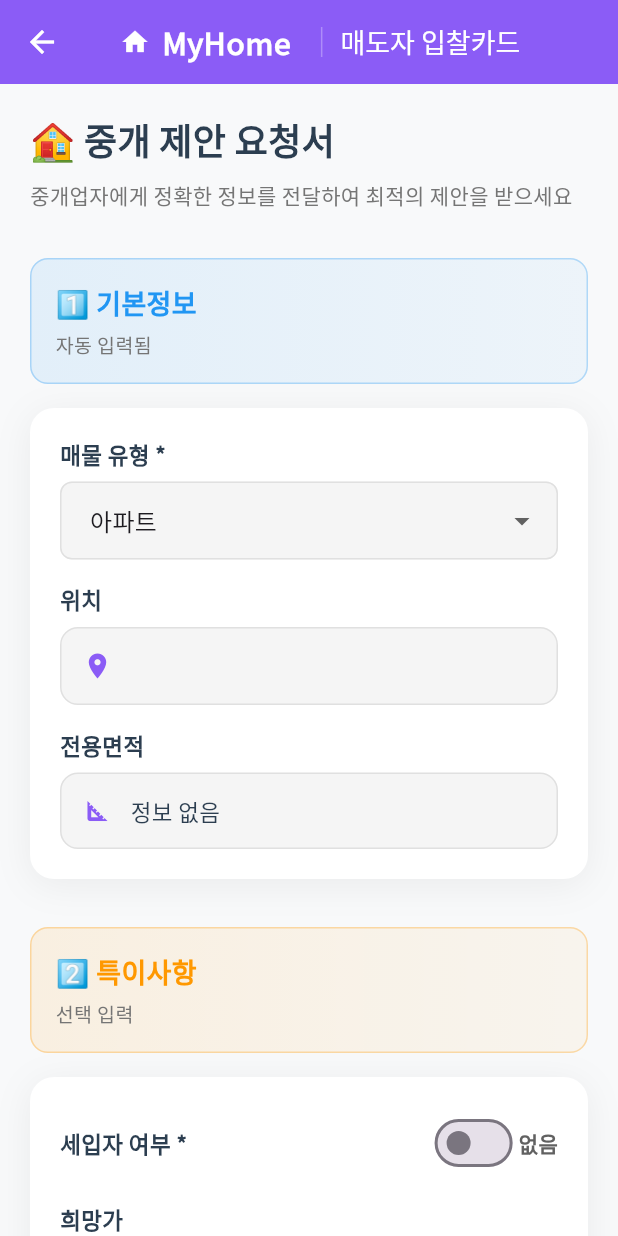
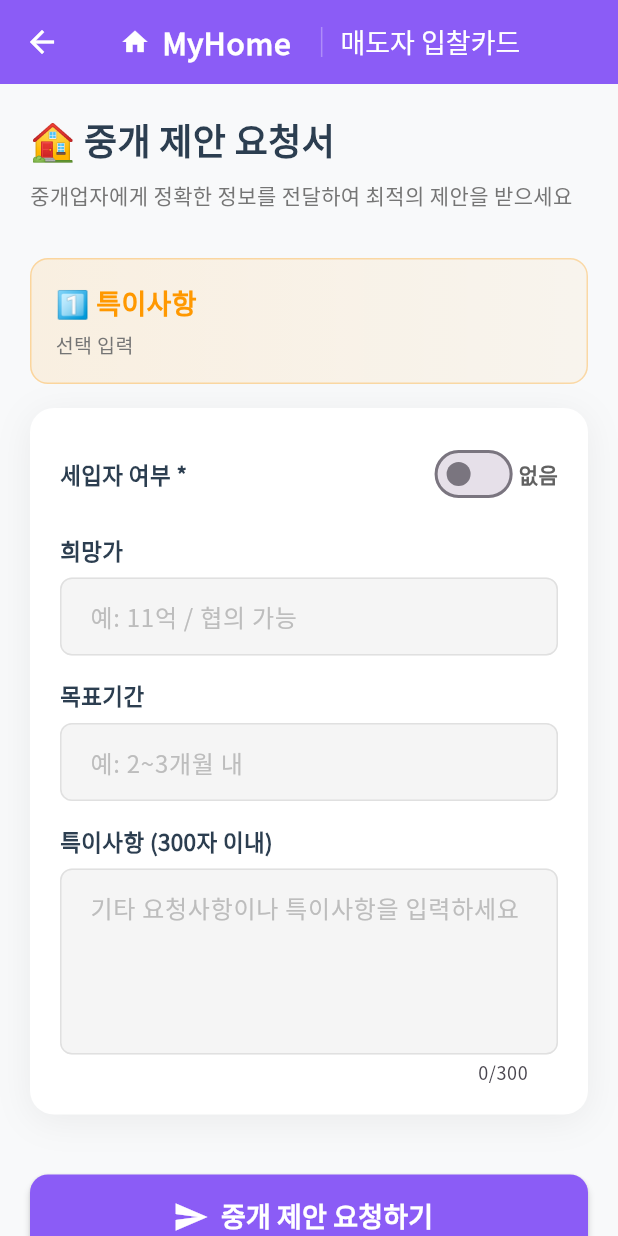
Before and after one commit to goldepond/TESTHOME, a Flutter app: the _QuoteRequestFormPage screen opened directly with empty values, on a phone screen of 412 x 824 dp. Run offline on Flutter 3.47's test engine with Material 3 defaults, Android fonts, the phone set to English and light mode, and no system bars; our stand-ins replace cloud_firestore, file_picker, firebase_auth, firebase_core, fl_chart, geocoding and 3 more; missing offline and left inert: encrypt, flutter_naver_map, pointycastle; accounts and stored records are empty.

```diff
--- a/lib/screens/broker_list_page.dart
+++ b/lib/screens/broker_list_page.dart
@@ -1715,38 +1715,8 @@ class _QuoteRequestFormPageState extends State<_QuoteRequestFormPage> {
 
             const SizedBox(height: 32),
 
-            // ========== 1️⃣ 기본정보 ==========
-            _buildSectionTitle('1️⃣ 기본정보', '자동 입력됨', Colors.blue),
-            const SizedBox(height: 16),
-            _buildCard([
-              _buildDropdown(
-                label: '매물 유형 *',
-                value: propertyType,
-                items: ['아파트', '오피스텔', '원룸', '빌라', '주택'],
-                onChanged: (value) {
-                  setState(() {
-                    propertyType = value!;
-                  });
-                },
-              ),
-              const SizedBox(height: 16),
-              _buildReadOnlyField(
-                label: '위치',
-                value: propertyAddress,
-                icon: Icons.location_on,
-              ),
-              const SizedBox(height: 16),
-              _buildReadOnlyField(
-                label: '전용면적',
-                value: propertyArea != '정보 없음' ? '$propertyArea ㎡' : propertyArea,
-                icon: Icons.square_foot,
-              ),
-            ]),
-
-            const SizedBox(height: 32),
-
-            // ========== 2️⃣ 특이사항 ==========
-            _buildSectionTitle('2️⃣ 특이사항', '선택 입력', Colors.orange),
+            // ========== 1️⃣ 특이사항 ==========
+            _buildSectionTitle('1️⃣ 특이사항', '선택 입력', Colors.orange),
             const SizedBox(height: 16),
             _buildCard([
               Row(
@@ -1804,31 +1774,6 @@ class _QuoteRequestFormPageState extends State<_QuoteRequestFormPage> {
               ),
             ]),
 
-            const SizedBox(height: 32),
-
-            // ========== 3️⃣ 중개 담당자 정보 ==========
-            _buildSectionTitle('3️⃣ 중개 담당자 정보', '자동 입력됨', Colors.green),
-            const SizedBox(height: 16),
-            _buildCard([
-              _buildReadOnlyField(
-                label: '상호 / 이름',
-                value: widget.broker.name,
-                icon: Icons.business,
-              ),
-              const SizedBox(height: 16),
-              _buildReadOnlyField(
-                label: '연락처',
-                value: widget.broker.phoneNumber ?? '정보 없음',
-                icon: Icons.phone,
-              ),
-              const SizedBox(height: 16),
-              _buildReadOnlyField(
-                label: '주소',
-                value: widget.broker.roadAddress,
-                icon: Icons.location_city,
-              ),
-            ]),
-
             const SizedBox(height: 40),
 
             // 제출 버튼
```
